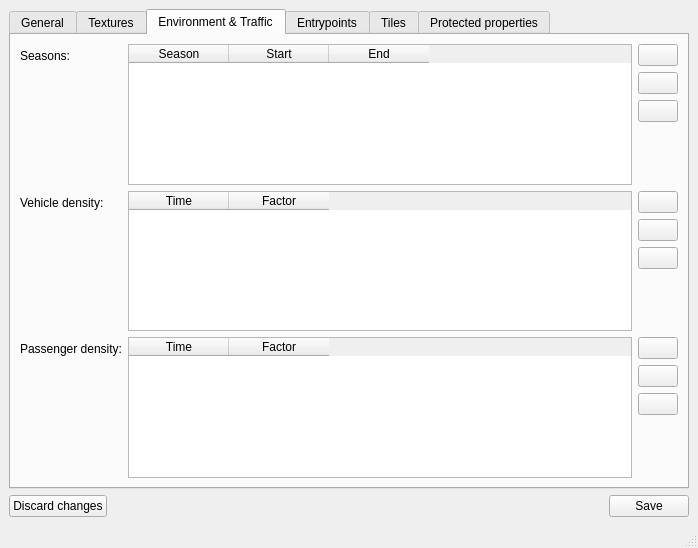
Above: OTModules/wMaps/wGlobalProps/wglobalprops.ui from pietr26/OMSI-Tools before the change. Below: the same form after it.
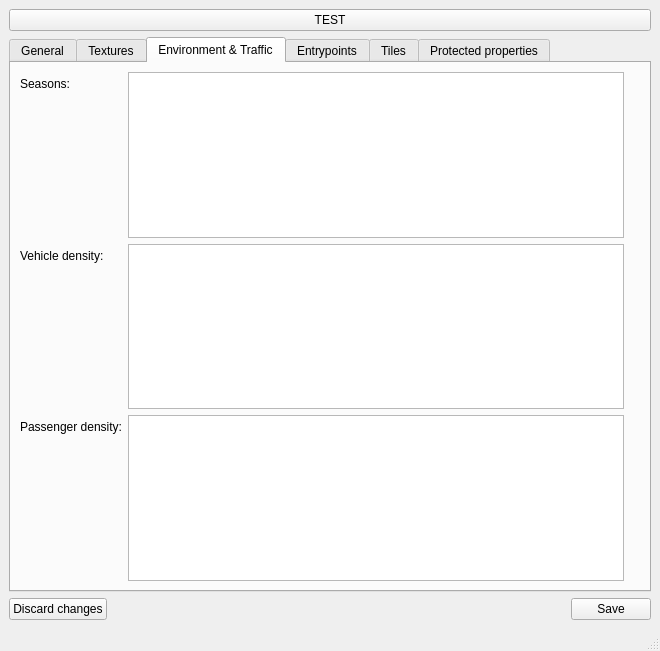
That is the form after the change. The open tabs and pages were chosen to show the change. Icons and pictures are not drawn. Custom widgets are drawn as their Qt base class.

The edit to the form file:
```diff
--- a/OTModules/wMaps/wGlobalProps/wglobalprops.ui
+++ b/OTModules/wMaps/wGlobalProps/wglobalprops.ui
@@ -6,8 +6,8 @@
    <rect>
     <x>0</x>
     <y>0</y>
-    <width>698</width>
-    <height>548</height>
+    <width>660</width>
+    <height>651</height>
    </rect>
   </property>
   <property name="windowTitle">
@@ -15,6 +15,13 @@
   </property>
   <widget class="QWidget" name="centralwidget">
    <layout class="QVBoxLayout" name="verticalLayout_11">
+    <item>
+     <widget class="QPushButton" name="btnTest">
+      <property name="text">
+       <string>TEST</string>
+      </property>
+     </widget>
+    </item>
     <item>
      <widget class="QTabWidget" name="twgGlobalProps">
       <property name="currentIndex">
@@ -615,73 +622,21 @@
           <item row="0" column="1">
            <layout class="QHBoxLayout" name="horizontalLayout_5">
             <item>
-             <widget class="QTableWidget" name="twgSeasons">
-              <column>
-               <property name="text">
-                <string>Season</string>
-               </property>
-              </column>
-              <column>
-               <property name="text">
-                <string>Start</string>
-               </property>
-              </column>
-              <column>
-               <property name="text">
-                <string>End</string>
-               </property>
-              </column>
+             <widget class="QTableView" name="tvwSeasons">
+              <property name="editTriggers">
+               <set>QAbstractItemView::NoEditTriggers</set>
+              </property>
              </widget>
             </item>
             <item>
-             <layout class="QVBoxLayout" name="verticalLayout_5">
-              <item>
-               <widget class="QPushButton" name="btnSeasonAdd">
-                <property name="text">
-                 <string/>
-                </property>
-                <property name="icon">
-                 <iconset resource="../../../ressources.qrc">
-                  <normaloff>:/rec/data/icons/iconAdd.svg</normaloff>:/rec/data/icons/iconAdd.svg</iconset>
-                </property>
-               </widget>
-              </item>
-              <item>
-               <widget class="QPushButton" name="btnSeasonEdit">
-                <property name="text">
-                 <string/>
-                </property>
-                <property name="icon">
-                 <iconset resource="../../../ressources.qrc">
-                  <normaloff>:/rec/data/icons/iconBroom.svg</normaloff>:/rec/data/icons/iconBroom.svg</iconset>
-                </property>
-               </widget>
-              </item>
-              <item>
-               <widget class="QPushButton" name="btnSeasonDelete">
-                <property name="text">
-                 <string/>
-                </property>
-                <property name="icon">
-                 <iconset resource="../../../ressources.qrc">
-                  <normaloff>:/rec/data/icons/iconDelete.svg</normaloff>:/rec/data/icons/iconDelete.svg</iconset>
-                </property>
-               </widget>
-              </item>
-              <item>
-               <spacer name="verticalSpacer_6">
-                <property name="orientation">
-                 <enum>Qt::Vertical</enum>
-                </property>
-                <property name="sizeHint" stdset="0">
-                 <size>
-                  <width>20</width>
-                  <height>40</height>
-                 </size>
-                </property>
-               </spacer>
-              </item>
-             </layout>
+             <widget class="inputAddEditRemove" name="cuwSeasons" native="true">
+              <property name="minimumSize">
+               <size>
+                <width>10</width>
+                <height>0</height>
+               </size>
+              </property>
+             </widget>
             </item>
            </layout>
           </item>
@@ -702,136 +657,42 @@
           <item row="1" column="1">
            <layout class="QHBoxLayout" name="horizontalLayout_7">
             <item>
-             <widget class="QTableWidget" name="twgTrafficDensities">
-              <column>
-               <property name="text">
-                <string>Time</string>
-               </property>
-              </column>
-              <column>
-               <property name="text">
-                <string>Factor</string>
-               </property>
-              </column>
+             <widget class="QTableView" name="tvwTrafficDensities">
+              <property name="editTriggers">
+               <set>QAbstractItemView::NoEditTriggers</set>
+              </property>
              </widget>
             </item>
             <item>
-             <layout class="QVBoxLayout" name="verticalLayout_7">
-              <item>
-               <widget class="QPushButton" name="btnTDAdd">
-                <property name="text">
-                 <string/>
-                </property>
-                <property name="icon">
-                 <iconset resource="../../../ressources.qrc">
-                  <normaloff>:/rec/data/icons/iconAdd.svg</normaloff>:/rec/data/icons/iconAdd.svg</iconset>
-                </property>
-               </widget>
-              </item>
-              <item>
-               <widget class="QPushButton" name="btnTDEdit">
-                <property name="text">
-                 <string/>
-                </property>
-                <property name="icon">
-                 <iconset resource="../../../ressources.qrc">
-                  <normaloff>:/rec/data/icons/iconBroom.svg</normaloff>:/rec/data/icons/iconBroom.svg</iconset>
-                </property>
-               </widget>
-              </item>
-              <item>
-               <widget class="QPushButton" name="btnTDDelete">
-                <property name="text">
-                 <string/>
-                </property>
-                <property name="icon">
-                 <iconset resource="../../../ressources.qrc">
-                  <normaloff>:/rec/data/icons/iconDelete.svg</normaloff>:/rec/data/icons/iconDelete.svg</iconset>
-                </property>
-               </widget>
-              </item>
-              <item>
-               <spacer name="verticalSpacer_7">
-                <property name="orientation">
-                 <enum>Qt::Vertical</enum>
-                </property>
-                <property name="sizeHint" stdset="0">
-                 <size>
-                  <width>20</width>
-                  <height>40</height>
-                 </size>
-                </property>
-               </spacer>
-              </item>
-             </layout>
+             <widget class="inputAddEditRemove" name="cuwTrafficDensities" native="true">
+              <property name="minimumSize">
+               <size>
+                <width>10</width>
+                <height>0</height>
+               </size>
+              </property>
+             </widget>
             </item>
            </layout>
           </item>
           <item row="2" column="1">
            <layout class="QHBoxLayout" name="horizontalLayout_8">
             <item>
-             <widget class="QTableWidget" name="twgPassengerDensities">
-              <column>
-               <property name="text">
-                <string>Time</string>
-               </property>
-              </column>
-              <column>
-               <property name="text">
-                <string>Factor</string>
-               </property>
-              </column>
+             <widget class="QTableView" name="tvwPassengerDensities">
+              <property name="editTriggers">
+               <set>QAbstractItemView::NoEditTriggers</set>
+              </property>
              </widget>
             </item>
             <item>
-             <layout class="QVBoxLayout" name="verticalLayout_8">
-              <item>
-               <widget class="QPushButton" name="btnPDAdd">
-                <property name="text">
-                 <string/>
-                </property>
-                <property name="icon">
-                 <iconset resource="../../../ressources.qrc">
-                  <normaloff>:/rec/data/icons/iconAdd.svg</normaloff>:/rec/data/icons/iconAdd.svg</iconset>
-                </property>
-               </widget>
-              </item>
-              <item>
-               <widget class="QPushButton" name="btnPDEdit">
-                <property name="text">
-                 <string/>
-                </property>
-                <property name="icon">
-                 <iconset resource="../../../ressources.qrc">
-                  <normaloff>:/rec/data/icons/iconBroom.svg</normaloff>:/rec/data/icons/iconBroom.svg</iconset>
-                </property>
-               </widget>
-              </item>
-              <item>
-               <widget class="QPushButton" name="btnPDDelete">
-                <property name="text">
-                 <string/>
-                </property>
-                <property name="icon">
-                 <iconset resource="../../../ressources.qrc">
-                  <normaloff>:/rec/data/icons/iconDelete.svg</normaloff>:/rec/data/icons/iconDelete.svg</iconset>
-                </property>
-               </widget>
-              </item>
-              <item>
-               <spacer name="verticalSpacer_8">
-                <property name="orientation">
-                 <enum>Qt::Vertical</enum>
-                </property>
-                <property name="sizeHint" stdset="0">
-                 <size>
-                  <width>20</width>
-                  <height>40</height>
-                 </size>
-                </property>
-               </spacer>
-              </item>
-             </layout>
+             <widget class="inputAddEditRemove" name="cuwPassengerDensities" native="true">
+              <property name="minimumSize">
+               <size>
+                <width>10</width>
+                <height>0</height>
+               </size>
+              </property>
+             </widget>
             </item>
            </layout>
           </item>
@@ -1112,6 +973,21 @@
    <extends>QWidget</extends>
    <header>OTWidgets/input2dcoordinates.h</header>
    <container>1</container>
+   <slots>
+    <signal>name1Changed(float)</signal>
+    <signal>name2Changed(float)</signal>
+   </slots>
+  </customwidget>
+  <customwidget>
+   <class>inputAddEditRemove</class>
+   <extends>QWidget</extends>
+   <header>OTWidgets/inputaddeditremove.h</header>
+   <container>1</container>
+   <slots>
+    <signal>addClicked()</signal>
+    <signal>editClicked()</signal>
+    <signal>removeClicked()</signal>
+   </slots>
   </customwidget>
  </customwidgets>
  <resources>
```
Left out of the diff: 293 changed lines with no effect on the pictures.
